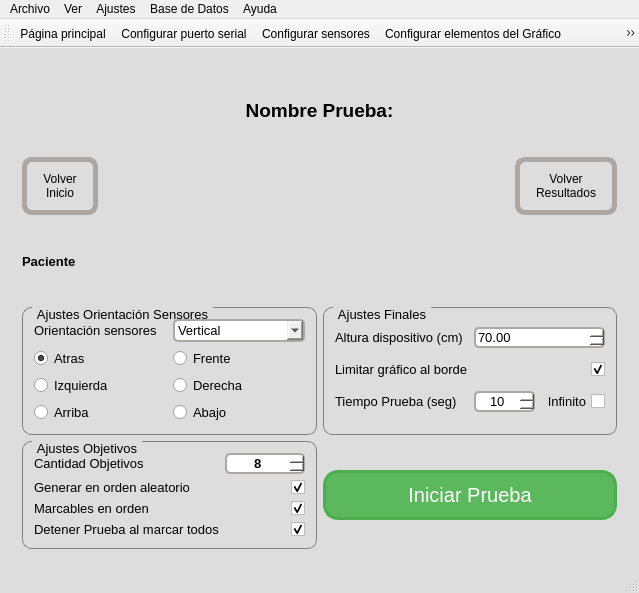
Above: mainwindow.ui from hectorda/Bio-Feedback before the change. Below: the same form after it.
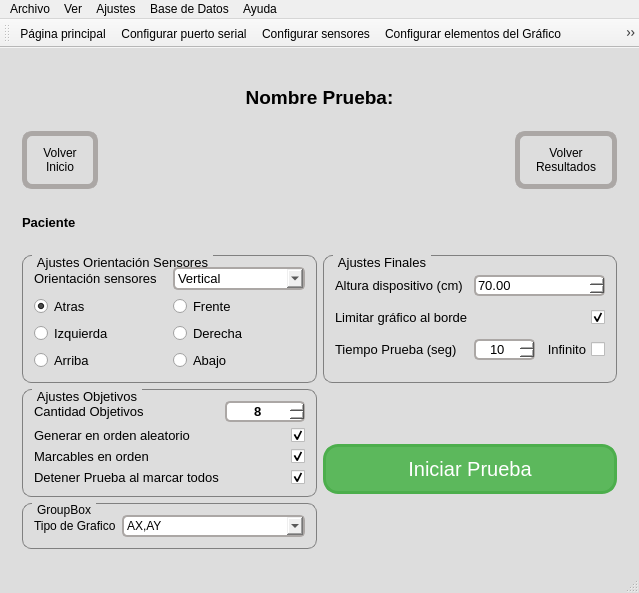
That is the form after the change. Icons and pictures are not drawn. Custom widgets are drawn as their Qt base class.

Commit message: Mostar u ocultar elementos Prueba en ConfigurarPrueba

Diff of the .ui file:
```diff
--- a/mainwindow.ui
+++ b/mainwindow.ui
@@ -526,6 +526,283 @@
         </item>
         <item>
          <layout class="QGridLayout" name="gridLayout_17">
+          <item row="1" column="2">
+           <widget class="QGroupBox" name="groupBoxAjustesFinales">
+            <property name="font">
+             <font>
+              <pointsize>10</pointsize>
+              <weight>50</weight>
+              <bold>false</bold>
+             </font>
+            </property>
+            <property name="title">
+             <string>Ajustes Finales</string>
+            </property>
+            <layout class="QGridLayout" name="gridLayout_13">
+             <item row="3" column="0">
+              <widget class="QLabel" name="labelLimitarGrafico">
+               <property name="text">
+                <string>Limitar gráfico al borde</string>
+               </property>
+              </widget>
+             </item>
+             <item row="3" column="1">
+              <widget class="QCheckBox" name="checkBoxLimitarGrafico">
+               <property name="layoutDirection">
+                <enum>Qt::RightToLeft</enum>
+               </property>
+               <property name="text">
+                <string/>
+               </property>
+               <property name="checked">
+                <bool>true</bool>
+               </property>
+              </widget>
+             </item>
+             <item row="1" column="0">
+              <widget class="QLabel" name="labelAlturaDisp">
+               <property name="text">
+                <string>Altura dispositivo (cm)</string>
+               </property>
+              </widget>
+             </item>
+             <item row="1" column="1">
+              <widget class="QDoubleSpinBox" name="doubleSpinBoxAlturaDispositivo">
+               <property name="suffix">
+                <string extracomment="cm"/>
+               </property>
+               <property name="minimum">
+                <double>10.000000000000000</double>
+               </property>
+               <property name="maximum">
+                <double>200.000000000000000</double>
+               </property>
+               <property name="value">
+                <double>70.000000000000000</double>
+               </property>
+              </widget>
+             </item>
+             <item row="4" column="0">
+              <widget class="QLabel" name="labelTiempoPrueba">
+               <property name="toolTip">
+                <string>Tiempo que durara la Prueba seleccionada</string>
+               </property>
+               <property name="layoutDirection">
+                <enum>Qt::LeftToRight</enum>
+               </property>
+               <property name="text">
+                <string>Tiempo Prueba (seg)</string>
+               </property>
+              </widget>
+             </item>
+             <item row="4" column="1">
+              <layout class="QHBoxLayout" name="horizontalLayout_8">
+               <item>
+                <widget class="QSpinBox" name="spinBoxTiempoPrueba">
+                 <property name="minimumSize">
+                  <size>
+                   <width>0</width>
+                   <height>0</height>
+                  </size>
+                 </property>
+                 <property name="toolTip">
+                  <string>Tiempo que durara la Prueba seleccionada</string>
+                 </property>
+                 <property name="layoutDirection">
+                  <enum>Qt::LeftToRight</enum>
+                 </property>
+                 <property name="styleSheet">
+                  <string notr="true"/>
+                 </property>
+                 <property name="alignment">
+                  <set>Qt::AlignCenter</set>
+                 </property>
+                 <property name="minimum">
+                  <number>1</number>
+                 </property>
+                 <property name="maximum">
+                  <number>500</number>
+                 </property>
+                 <property name="value">
+                  <number>10</number>
+                 </property>
+                </widget>
+               </item>
+               <item>
+                <widget class="QCheckBox" name="checkBoxTiempoInfinito">
+                 <property name="layoutDirection">
+                  <enum>Qt::RightToLeft</enum>
+                 </property>
+                 <property name="text">
+                  <string>Infinito</string>
+                 </property>
+                </widget>
+               </item>
+              </layout>
+             </item>
+            </layout>
+           </widget>
+          </item>
+          <item row="2" column="1">
+           <layout class="QVBoxLayout" name="verticalLayout_5">
+            <item>
+             <widget class="QGroupBox" name="groupBoxAjustesObjetivos">
+              <property name="font">
+               <font>
+                <pointsize>10</pointsize>
+                <weight>50</weight>
+                <bold>false</bold>
+               </font>
+              </property>
+              <property name="title">
+               <string>Ajustes Objetivos</string>
+              </property>
+              <layout class="QGridLayout" name="gridLayout_15">
+               <item row="1" column="1">
+                <widget class="QSpinBox" name="spinBoxCantidadObjetivos">
+                 <property name="font">
+                  <font>
+                   <pointsize>10</pointsize>
+                   <weight>75</weight>
+                   <italic>false</italic>
+                   <bold>true</bold>
+                  </font>
+                 </property>
+                 <property name="layoutDirection">
+                  <enum>Qt::LeftToRight</enum>
+                 </property>
+                 <property name="alignment">
+                  <set>Qt::AlignCenter</set>
+                 </property>
+                 <property name="minimum">
+                  <number>0</number>
+                 </property>
+                 <property name="value">
+                  <number>8</number>
+                 </property>
+                </widget>
+               </item>
+               <item row="2" column="0">
+                <widget class="QLabel" name="labelObjetivosAleatorios">
+                 <property name="layoutDirection">
+                  <enum>Qt::LeftToRight</enum>
+                 </property>
+                 <property name="text">
+                  <string>Generar en orden aleatorio </string>
+                 </property>
+                </widget>
+               </item>
+               <item row="2" column="1">
+                <widget class="QCheckBox" name="checkBoxObjetivosAleatorios">
+                 <property name="font">
+                  <font>
+                   <pointsize>10</pointsize>
+                   <weight>75</weight>
+                   <italic>false</italic>
+                   <bold>true</bold>
+                  </font>
+                 </property>
+                 <property name="layoutDirection">
+                  <enum>Qt::RightToLeft</enum>
+                 </property>
+                 <property name="text">
+                  <string/>
+                 </property>
+                 <property name="checked">
+                  <bool>true</bool>
+                 </property>
+                </widget>
+               </item>
+               <item row="1" column="0">
+                <widget class="QLabel" name="labelCantidadObjetivos">
+                 <property name="layoutDirection">
+                  <enum>Qt::LeftToRight</enum>
+                 </property>
+                 <property name="text">
+                  <string>Cantidad Objetivos</string>
+                 </property>
+                </widget>
+               </item>
+               <item row="5" column="1">
+                <widget class="QCheckBox" name="checkBoxDeteneralMarcarObjetivos">
+                 <property name="layoutDirection">
+                  <enum>Qt::RightToLeft</enum>
+                 </property>
+                 <property name="text">
+                  <string/>
+                 </property>
+                 <property name="checked">
+                  <bool>true</bool>
+                 </property>
+                </widget>
+               </item>
+               <item row="3" column="1">
+                <widget class="QCheckBox" name="checkBoxOrdenObjetivos">
+                 <property name="layoutDirection">
+                  <enum>Qt::RightToLeft</enum>
+                 </property>
+                 <property name="text">
+                  <string/>
+                 </property>
+                 <property name="checked">
+                  <bool>true</bool>
+                 </property>
+                </widget>
+               </item>
+               <item row="3" column="0">
+                <widget class="QLabel" name="labelOrdenObjetivos">
+                 <property name="text">
+                  <string>Marcables en orden</string>
+                 </property>
+                </widget>
+               </item>
+               <item row="5" column="0">
+                <widget class="QLabel" name="labelDetenerPruebaAlMarcarTodos">
+                 <property name="text">
+                  <string>Detener Prueba al marcar todos</string>
+                 </property>
+                </widget>
+               </item>
+              </layout>
+             </widget>
+            </item>
+            <item>
+             <widget class="QGroupBox" name="groupBoxAjustesPruebaPersonalizada">
+              <property name="title">
+               <string>GroupBox</string>
+              </property>
+              <layout class="QFormLayout" name="formLayout">
+               <item row="1" column="0">
+                <widget class="QLabel" name="label_2">
+                 <property name="text">
+                  <string>Tipo de Grafico</string>
+                 </property>
+                </widget>
+               </item>
+               <item row="1" column="1">
+                <widget class="QComboBox" name="comboBox">
+                 <item>
+                  <property name="text">
+                   <string>AX,AY</string>
+                  </property>
+                 </item>
+                 <item>
+                  <property name="text">
+                   <string>Tiempo AX</string>
+                  </property>
+                 </item>
+                 <item>
+                  <property name="text">
+                   <string>Tiempo AY</string>
+                  </property>
+                 </item>
+                </widget>
+               </item>
+              </layout>
+             </widget>
+            </item>
+           </layout>
+          </item>
           <item row="1" column="1">
            <widget class="QGroupBox" name="groupBox_3">
             <property name="font">
@@ -727,244 +1004,6 @@
             </property>
            </widget>
           </item>
-          <item row="1" column="2">
-           <widget class="QGroupBox" name="groupBox_2">
-            <property name="font">
-             <font>
-              <pointsize>10</pointsize>
-              <weight>50</weight>
-              <bold>false</bold>
-             </font>
-            </property>
-            <property name="title">
-             <string>Ajustes Finales</string>
-            </property>
-            <layout class="QGridLayout" name="gridLayout_13">
-             <item row="3" column="0">
-              <widget class="QLabel" name="label_9">
-               <property name="text">
-                <string>Limitar gráfico al borde</string>
-               </property>
-              </widget>
-             </item>
-             <item row="3" column="1">
-              <widget class="QCheckBox" name="checkBoxLimitarGrafico">
-               <property name="layoutDirection">
-                <enum>Qt::RightToLeft</enum>
-               </property>
-               <property name="text">
-                <string/>
-               </property>
-               <property name="checked">
-                <bool>true</bool>
-               </property>
-              </widget>
-             </item>
-             <item row="1" column="0">
-              <widget class="QLabel" name="labelAlturaDisp">
-               <property name="text">
-                <string>Altura dispositivo (cm)</string>
-               </property>
-              </widget>
-             </item>
-             <item row="1" column="1">
-              <widget class="QDoubleSpinBox" name="doubleSpinBoxAlturaDispositivo">
-               <property name="suffix">
-                <string extracomment="cm"/>
-               </property>
-               <property name="minimum">
-                <double>10.000000000000000</double>
-               </property>
-               <property name="maximum">
-                <double>200.000000000000000</double>
-               </property>
-               <property name="value">
-                <double>70.000000000000000</double>
-               </property>
-              </widget>
-             </item>
-             <item row="4" column="0">
-              <widget class="QLabel" name="labelTiempoPrueba">
-               <property name="toolTip">
-                <string>Tiempo que durara la Prueba seleccionada</string>
-               </property>
-               <property name="layoutDirection">
-                <enum>Qt::LeftToRight</enum>
-               </property>
-               <property name="text">
-                <string>Tiempo Prueba (seg)</string>
-               </property>
-              </widget>
-             </item>
-             <item row="4" column="1">
-              <layout class="QHBoxLayout" name="horizontalLayout_8">
-               <item>
-                <widget class="QSpinBox" name="spinBoxTiempoPrueba">
-                 <property name="minimumSize">
-                  <size>
-                   <width>0</width>
-                   <height>0</height>
-                  </size>
-                 </property>
-                 <property name="toolTip">
-                  <string>Tiempo que durara la Prueba seleccionada</string>
-                 </property>
-                 <property name="layoutDirection">
-                  <enum>Qt::LeftToRight</enum>
-                 </property>
-                 <property name="styleSheet">
-                  <string notr="true"/>
-                 </property>
-                 <property name="alignment">
-                  <set>Qt::AlignCenter</set>
-                 </property>
-                 <property name="minimum">
-                  <number>1</number>
-                 </property>
-                 <property name="maximum">
-                  <number>500</number>
-                 </property>
-                 <property name="value">
-                  <number>10</number>
-                 </property>
-                </widget>
-               </item>
-               <item>
-                <widget class="QCheckBox" name="checkBoxTiempoInfinito">
-                 <property name="layoutDirection">
-                  <enum>Qt::RightToLeft</enum>
-                 </property>
-                 <property name="text">
-                  <string>Infinito</string>
-                 </property>
-                </widget>
-               </item>
-              </layout>
-             </item>
-            </layout>
-           </widget>
-          </item>
-          <item row="2" column="1">
-           <widget class="QGroupBox" name="groupBox_4">
-            <property name="font">
-             <font>
-              <pointsize>10</pointsize>
-              <weight>50</weight>
-              <bold>false</bold>
-             </font>
-            </property>
-            <property name="title">
-             <string>Ajustes Objetivos</string>
-            </property>
-            <layout class="QGridLayout" name="gridLayout_15">
-             <item row="0" column="1">
-              <widget class="QSpinBox" name="spinBoxCantidadObjetivos">
-               <property name="font">
-                <font>
-                 <pointsize>10</pointsize>
-                 <weight>75</weight>
-                 <italic>false</italic>
-                 <bold>true</bold>
-                </font>
-               </property>
-               <property name="layoutDirection">
-                <enum>Qt::LeftToRight</enum>
-               </property>
-               <property name="alignment">
-                <set>Qt::AlignCenter</set>
-               </property>
-               <property name="minimum">
-                <number>0</number>
-               </property>
-               <property name="value">
-                <number>8</number>
-               </property>
-              </widget>
-             </item>
-             <item row="1" column="0">
-              <widget class="QLabel" name="labelObjetivosAleatorios">
-               <property name="layoutDirection">
-                <enum>Qt::LeftToRight</enum>
-               </property>
-               <property name="text">
-                <string>Generar en orden aleatorio </string>
-               </property>
-              </widget>
-             </item>
-             <item row="1" column="1">
-              <widget class="QCheckBox" name="checkBoxObjetivosAleatorios">
-               <property name="font">
-                <font>
-                 <pointsize>10</pointsize>
-                 <weight>75</weight>
-                 <italic>false</italic>
-                 <bold>true</bold>
-                </font>
-               </property>
-               <property name="layoutDirection">
-                <enum>Qt::RightToLeft</enum>
-               </property>
-               <property name="text">
-                <string/>
-               </property>
-               <property name="checked">
-                <bool>true</bool>
-               </property>
-              </widget>
-             </item>
-             <item row="0" column="0">
-              <widget class="QLabel" name="labelCantidadObjetivos">
-               <property name="layoutDirection">
-                <enum>Qt::LeftToRight</enum>
-               </property>
-               <property name="text">
-                <string>Cantidad Objetivos</string>
-               </property>
-              </widget>
-             </item>
-             <item row="4" column="1">
-              <widget class="QCheckBox" name="checkBoxDeteneralMarcarObjetivos">
-               <property name="layoutDirection">
-                <enum>Qt::RightToLeft</enum>
-               </property>
-               <property name="text">
-                <string/>
-               </property>
-               <property name="checked">
-                <bool>true</bool>
-               </property>
-              </widget>
-             </item>
-             <item row="2" column="1">
-              <widget class="QCheckBox" name="checkBoxOrdenObjetivos">
-               <property name="layoutDirection">
-                <enum>Qt::RightToLeft</enum>
-               </property>
-               <property name="text">
-                <string/>
-               </property>
-               <property name="checked">
-                <bool>true</bool>
-               </property>
-              </widget>
-             </item>
-             <item row="2" column="0">
-              <widget class="QLabel" name="labelOrdenObjetivos">
-               <property name="text">
-                <string>Marcables en orden</string>
-               </property>
-              </widget>
-             </item>
-             <item row="4" column="0">
-              <widget class="QLabel" name="labelDetenerPruebaAlMarcarTodos">
-               <property name="text">
-                <string>Detener Prueba al marcar todos</string>
-               </property>
-              </widget>
-             </item>
-            </layout>
-           </widget>
-          </item>
          </layout>
         </item>
        </layout>
```
Left out of the diff: 73 changed lines with no effect on the pictures. The commit also changes 2 other files.
